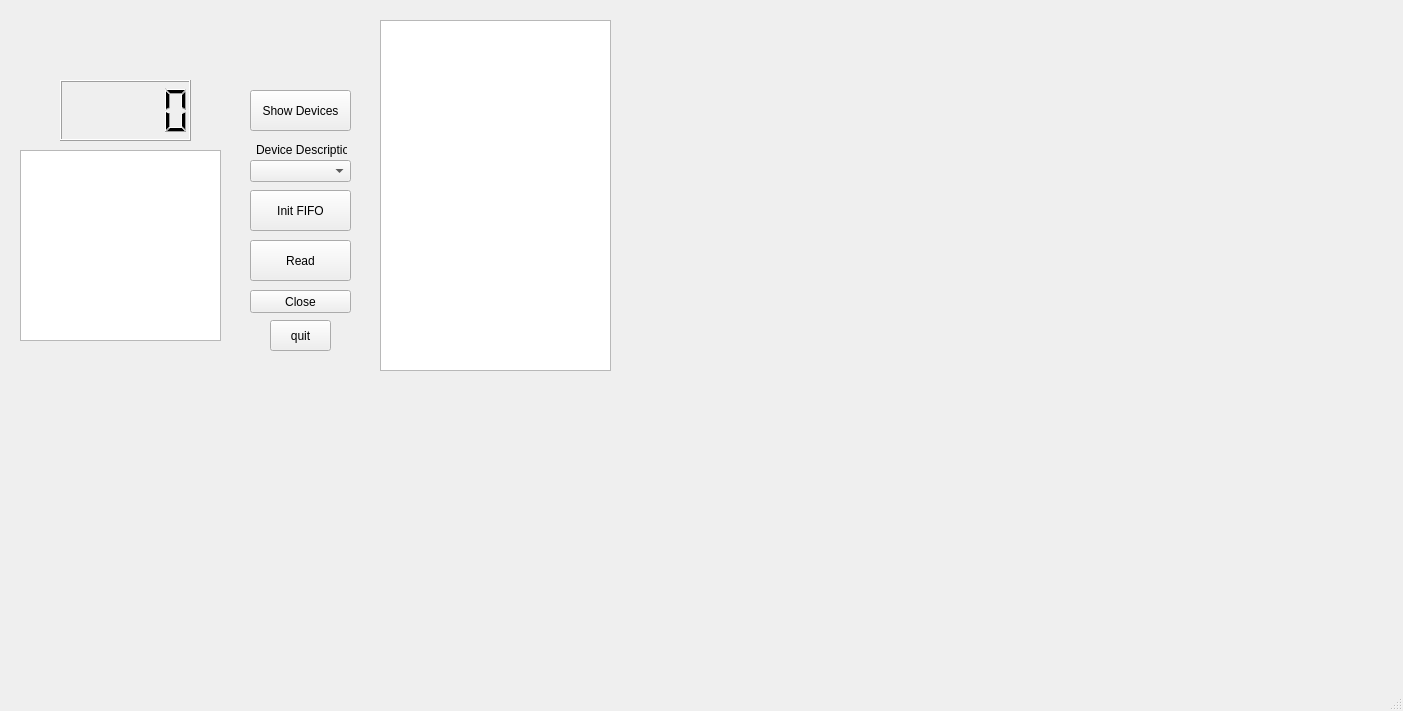
Old version of the form qt/mainwindow.ui in the repository tim-papaya/monochr.
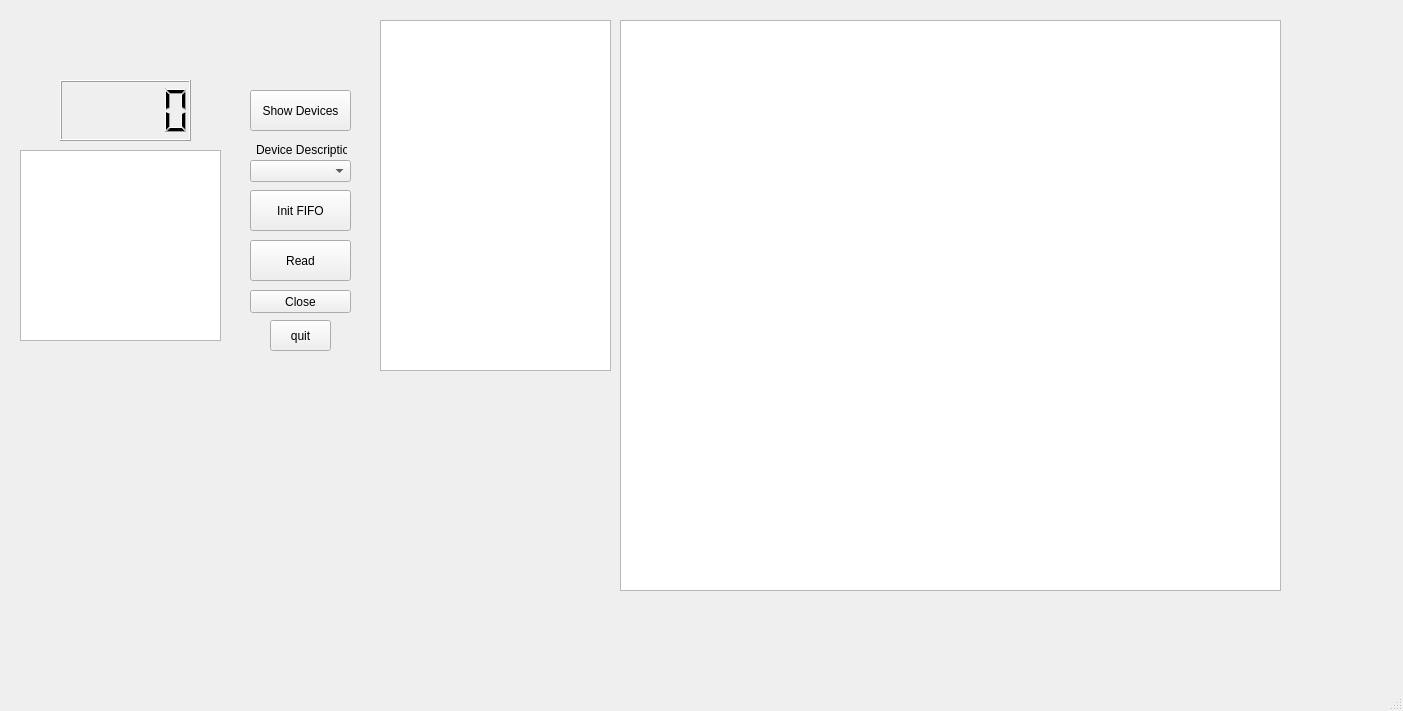
New version of the form.

Patch:
```diff
--- a/qt/mainwindow.ui
+++ b/qt/mainwindow.ui
@@ -135,12 +135,12 @@
      </rect>
     </property>
    </widget>
-   <widget class="QWidget" name="plot_widget" native="true">
+   <widget class="QGraphicsView" name="graphicsView">
     <property name="geometry">
      <rect>
-      <x>650</x>
-      <y>30</y>
-      <width>581</width>
+      <x>620</x>
+      <y>20</y>
+      <width>661</width>
       <height>571</height>
      </rect>
     </property>
```
Left out of the diff: 2 changed lines with no effect on the pictures.
